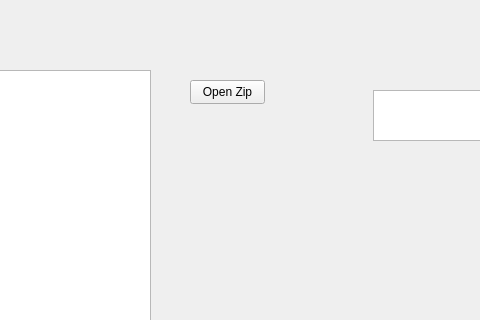
DakkuaDev/zip-tool, file fronted/projects/vs-2019/ZipTool.ui: the form before one commit; both pictures show x 130 to 610 and y 0 to 320 of the 876 by 570 pixel window.
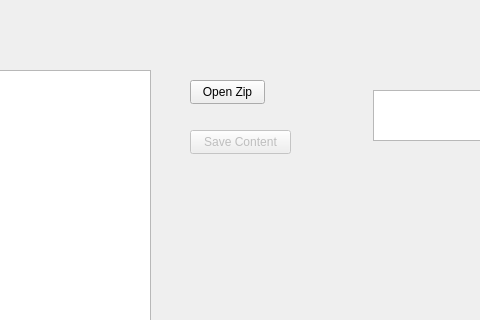
The form after the commit.

The edit to the form file:
```diff
--- a/fronted/projects/vs-2019/ZipTool.ui
+++ b/fronted/projects/vs-2019/ZipTool.ui
@@ -45,6 +45,25 @@
      <height>291</height>
     </rect>
    </property>
+   <property name="editTriggers">
+    <set>QAbstractItemView::NoEditTriggers</set>
+   </property>
+  </widget>
+  <widget class="QPushButton" name="btnSaveContent">
+   <property name="enabled">
+    <bool>false</bool>
+   </property>
+   <property name="geometry">
+    <rect>
+     <x>320</x>
+     <y>130</y>
+     <width>101</width>
+     <height>24</height>
+    </rect>
+   </property>
+   <property name="text">
+    <string>Save Content</string>
+   </property>
   </widget>
  </widget>
  <layoutdefault spacing="6" margin="11"/>
```
